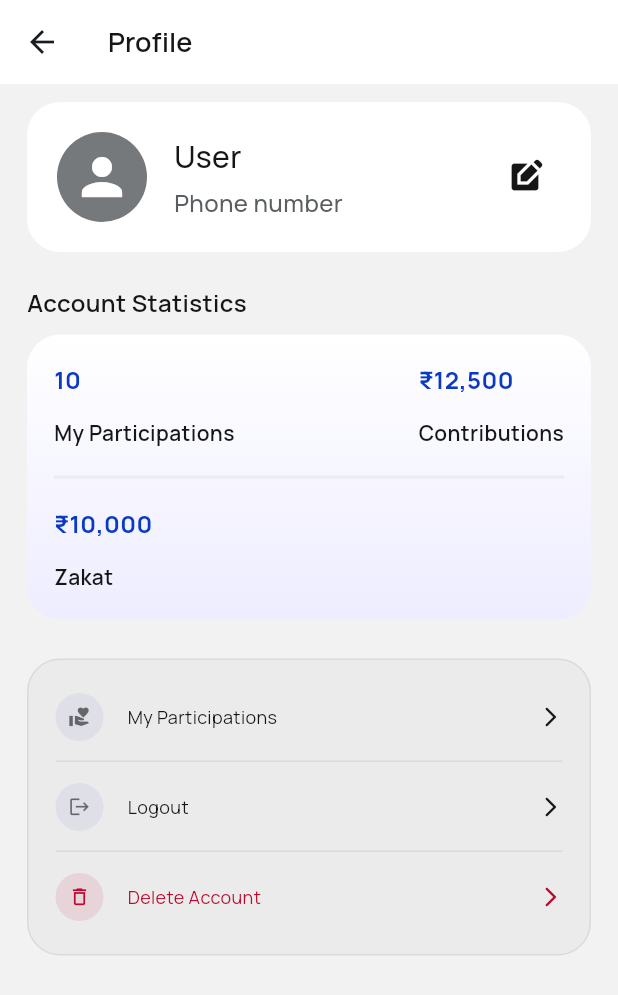
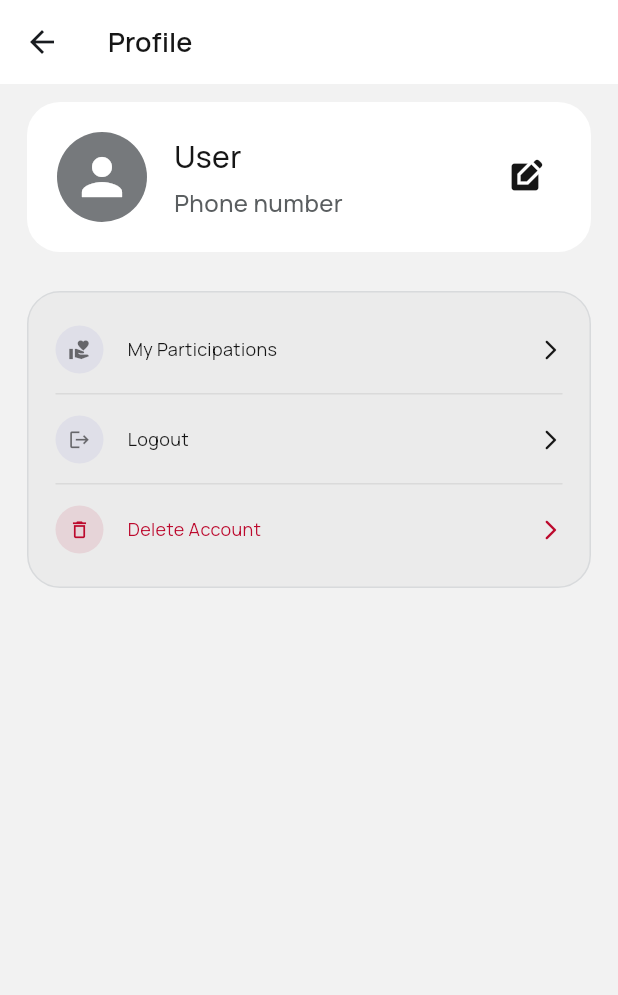
Before and after one commit to sreeramis8888/charity_trust, a Flutter app: the ProfilePage screen opened by its route, on a phone screen of 412 x 824 dp. Shown: the top 995 px of the screen. Run offline on Flutter 3.47's test engine with Material 3 defaults, Android fonts, the phone set to English and light mode, and no system bars; our stand-ins replace app_links, carousel_slider, dio, file_picker, firebase_core, firebase_crashlytics and 20 more; missing offline and left inert: file_saver, flutter_countries, flutter_inappwebview, image_gallery_saver_plus, razorpay_flutter; accounts and stored records are empty; generated files the repository leaves out were written again; network calls fail.

Commit message:
hidden statistics

```diff
--- a/lib/src/interfaces/main_pages/profile.dart
+++ b/lib/src/interfaces/main_pages/profile.dart
@@ -51,7 +51,8 @@ class ProfilePage extends ConsumerWidget {
                             width: 60,
                             height: 60,
                             color: kGreyDark,
-                          child: const Icon(Icons.person, color: kWhite, size: 40),
+                            child: const Icon(Icons.person,
+                                color: kWhite, size: 40),
                           ),
                         ),
                         const SizedBox(width: 18),
@@ -66,8 +67,8 @@ class ProfilePage extends ConsumerWidget {
                               const SizedBox(height: 4),
                               Text(
                                 userPhone,
-                              style:
-                                  kBodyTitleR.copyWith(color: kSecondaryTextColor),
+                                style: kBodyTitleR.copyWith(
+                                    color: kSecondaryTextColor),
                               ),
                             ],
                           ),
@@ -76,47 +77,48 @@ class ProfilePage extends ConsumerWidget {
                           onPressed: () {
                             Navigator.of(context).pushNamed('EditProfile');
                           },
-                        icon: const Icon(Icons.edit_square, color: kTextColor),
+                          icon:
+                              const Icon(Icons.edit_square, color: kTextColor),
                         )
                       ],
                     ),
                   ),
                 ),
-                const SizedBox(height: 22),
-                Text("Account Statistics", style: kBodyTitleM),
-                const SizedBox(height: 10),
-                Container(
-                    padding: const EdgeInsets.all(18),
-                    decoration: BoxDecoration(
-                      gradient: LinearGradient(
-                          colors: [Color(0xFFFFFFFF), Color(0xFFEEEDFF)],
-                          begin: AlignmentGeometry.topCenter,
-                          end: AlignmentGeometry.bottomCenter),
-                      borderRadius: BorderRadius.circular(22),
-                    ),
-                    child: Column(
-                    crossAxisAlignment: CrossAxisAlignment.start,
-                    children: [
-                      Row(
-                        mainAxisAlignment: MainAxisAlignment.spaceBetween,
-                        children: [
-                          _statItem("10", "My Participations"),
-                          _statItem("₹12,500", "Contributions"),
-                        ],
-                      ),
-                      const SizedBox(height: 18),
-                      Container(height: 2, color: kStrokeColor.withOpacity(0.06)),
-                      const SizedBox(height: 18),
-                      _statItem("₹10,000", "Zakat"),
-                    ],
-                  ),
-                ),
+                // const SizedBox(height: 22),
+                // Text("Account Statistics", style: kBodyTitleM),
+                // const SizedBox(height: 10),
+                // Container(
+                //     padding: const EdgeInsets.all(18),
+                //     decoration: BoxDecoration(
+                //       gradient: LinearGradient(
+                //           colors: [Color(0xFFFFFFFF), Color(0xFFEEEDFF)],
+                //           begin: AlignmentGeometry.topCenter,
+                //           end: AlignmentGeometry.bottomCenter),
+                //       borderRadius: BorderRadius.circular(22),
+                //     ),
+                //     child: Column(
+                //     crossAxisAlignment: CrossAxisAlignment.start,
+                //     children: [
+                //       Row(
+                //         mainAxisAlignment: MainAxisAlignment.spaceBetween,
+                //         children: [
+                //           _statItem("10", "My Participations"),
+                //           _statItem("₹12,500", "Contributions"),
+                //         ],
+                //       ),
+                //       const SizedBox(height: 18),
+                //       Container(height: 2, color: kStrokeColor.withOpacity(0.06)),
+                //       const SizedBox(height: 18),
+                //       _statItem("₹10,000", "Zakat"),
+                //     ],
+                //   ),
+                // ),
                 const SizedBox(height: 26),
                 Container(
                   padding: const EdgeInsets.symmetric(vertical: 8),
                   decoration: BoxDecoration(
                     border: Border.all(color: Color(0xFFD8DADC)),
-                      color:  kCardBackgroundColor,
+                    color: kCardBackgroundColor,
                     borderRadius: BorderRadius.circular(22),
                   ),
                   child: Column(
@@ -125,11 +127,13 @@ class ProfilePage extends ConsumerWidget {
                         onTap: () {
                           Navigator.of(context).push(
                             MaterialPageRoute(
-                              builder: (context) => const MyParticipationsPage(),
+                              builder: (context) =>
+                                  const MyParticipationsPage(),
                             ),
                           );
                         },
-                        child: _tile(Icons.volunteer_activism, "My Participations"),
+                        child: _tile(
+                            Icons.volunteer_activism, "My Participations"),
                       ),
                       _divider(),
                       GestureDetector(
@@ -139,7 +143,8 @@ class ProfilePage extends ConsumerWidget {
                       _divider(),
                       GestureDetector(
                         onTap: () => _handleDeleteAccount(context, ref),
-                        child: _tile(Icons.delete_outline, "Delete Account", isDestructive: true),
+                        child: _tile(Icons.delete_outline, "Delete Account",
+                            isDestructive: true),
                       ),
                     ],
                   ),
@@ -250,7 +255,8 @@ class ProfilePage extends ConsumerWidget {
 
       if (context.mounted) {
         // Navigate to login screen
-        Navigator.of(context).pushNamedAndRemoveUntil('Phone', (route) => false);
+        Navigator.of(context)
+            .pushNamedAndRemoveUntil('Phone', (route) => false);
       }
     } catch (e) {
       if (context.mounted) {
@@ -266,14 +272,16 @@ class ProfilePage extends ConsumerWidget {
       context: context,
       builder: (context) => ConfirmationDialog(
         title: 'Delete Account',
-        message: 'Are you sure you want to delete your account? This action cannot be undone.',
+        message:
+            'Are you sure you want to delete your account? This action cannot be undone.',
         confirmButtonText: 'Delete',
         onConfirm: () => _performDeleteAccount(context, ref),
       ),
     );
   }
 
-  Future<void> _performDeleteAccount(BuildContext context, WidgetRef ref) async {
+  Future<void> _performDeleteAccount(
+      BuildContext context, WidgetRef ref) async {
     try {
       final authLoginApi = ref.read(authLoginApiProvider);
       final authProvider = ref.read(authProviderProvider);
@@ -286,7 +294,8 @@ class ProfilePage extends ConsumerWidget {
 
       if (context.mounted) {
         // Navigate to login screen
-        Navigator.of(context).pushNamedAndRemoveUntil('Phone', (route) => false);
+        Navigator.of(context)
+            .pushNamedAndRemoveUntil('Phone', (route) => false);
       }
     } catch (e) {
       if (context.mounted) {
```
Lines whose indentation alone changed are shown as unchanged.
